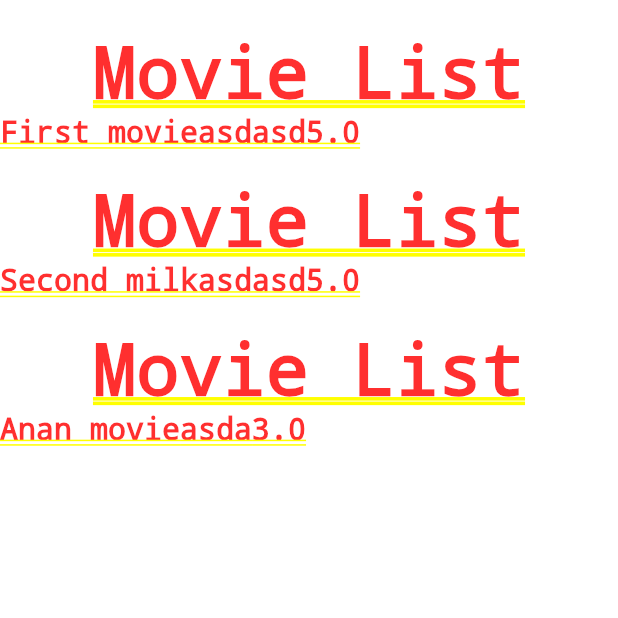
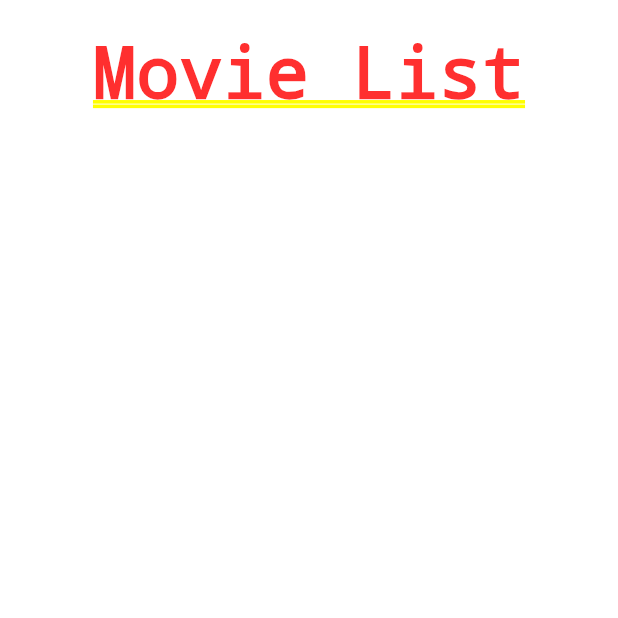
Before and after one commit to remre/movie_rater_app, a Flutter app: the screen it shows after launch, after a tap on "Movie List!", on a phone screen of 412 x 824 dp, the top half of it. Run offline on Flutter 3.47's test engine with Material 2 defaults, Android fonts, the phone set to English and light mode, and no system bars; our stand-ins replace flutter_rating_bar, font_awesome_flutter.

Commit message:
movie list view needs to fixed

```diff
--- a/lib/movie_list.dart
+++ b/lib/movie_list.dart
@@ -50,13 +50,7 @@ class MovieTile extends StatelessWidget {
   // ValueChanged<bool?>? checkboxCallback;
   @override
   Widget build(BuildContext context) {
-    return Column(
-      children: <Widget>[
-        Container(
-          padding: EdgeInsets.only(top: 20),
-          child: Text('Movie List'),),
-
-        Container(
+    return Container(
       child: Row(
         children: <Widget>[
 
@@ -76,8 +70,24 @@ class MovieTile extends StatelessWidget {
             ),),
         ],
       ),
-        ),
-      ]
     );
   }
 }
+
+class MovieScreenList extends StatelessWidget {
+  const MovieScreenList({Key? key}) : super(key: key);
+
+  @override
+  Widget build(BuildContext context) {
+    return Container(
+      child: Column(
+        children: <Widget>[
+          Container(
+            padding: EdgeInsets.only(top: 20),
+            child: Text('Movie List'),),
+          // MoviesList(),
+        ],
+      ),
+    );
+  }
+}
--- a/lib/moviescreen.dart
+++ b/lib/moviescreen.dart
@@ -120,7 +120,7 @@ class MovieScreen extends StatelessWidget {
                   // size: 50,
                   // ),
                   onPressed:  () {
-                    Navigator.push(context, MaterialPageRoute(builder: (context) => MoviesList()));
+                    Navigator.push(context, MaterialPageRoute(builder: (context) => MovieScreenList()));
                   },),
               ),
             ],
```
Lines whose indentation alone changed are shown as unchanged.
